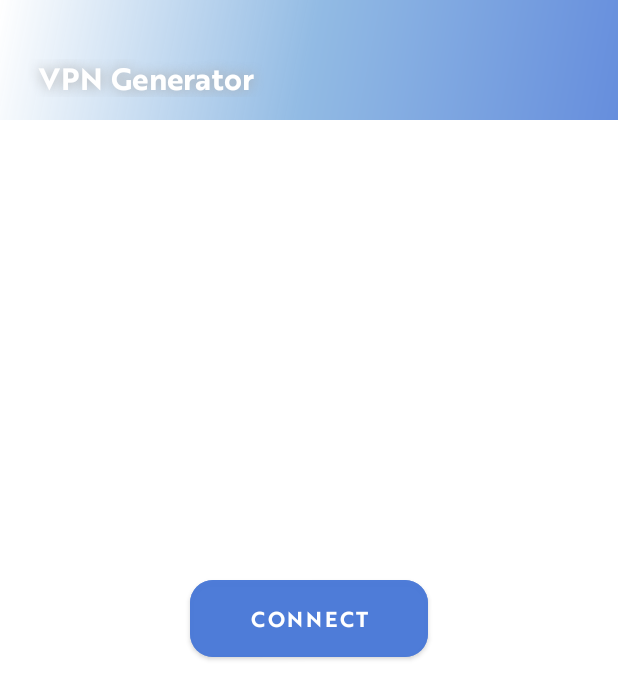
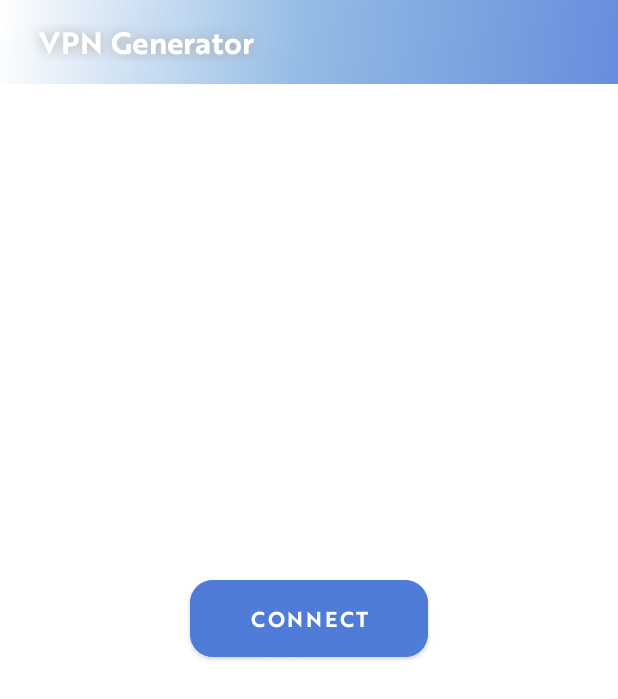
Before and after one commit to Anton2319/DemHack8, an Android app: the screen it shows after launch (MainActivity), on a phone screen of 412 x 824 dp. Shown: the top 699 px of the screen. Run offline under Robolectric (Android 15) with nearby library versions, the phone set to English and light mode, and no system bars; libraries missing offline, so code that uses them is left out: com.wireguard.android, com.wireguard.config; 1 statement that could not run was skipped.

Commit message:
MIUI moment

```diff
--- a/app/src/main/java/ru/anton2319/demhack8/MainActivityViewModel.java
+++ b/app/src/main/java/ru/anton2319/demhack8/MainActivityViewModel.java
@@ -75,7 +75,7 @@ public class MainActivityViewModel extends ViewModel {
                         if (PersistentConnectionProperties.getInstance().getWireGuardInitiationThread() != null) {
                             PersistentConnectionProperties.getInstance().getWireGuardInitiationThread().interrupt();
                         }
-                        wgController.connect("REDACTED:40001", "OGldQ4F+94FX2XAUfZb6hx30U3/aeZ8Xn6V07Egw/3M=", "172.16.0.2", false, false);
+                        wgController.connect("REDACTED:40000", "OGldQ4F+94FX2XAUfZb6hx30U3/aeZ8Xn6V07Egw/3M=", "172.16.0.2", false, false);
                         waitForWireguard(10000);
                         if (!wireguardIsUp) {
                             Log.d(TAG, "WireGuard failure, falling back to Shadowsocks");
--- a/app/src/main/res/layout/activity_main.xml
+++ b/app/src/main/res/layout/activity_main.xml
@@ -21,7 +21,6 @@
             android:layout_width="wrap_content"
             android:layout_height="25dp"
             android:layout_marginStart="10dp"
-            android:layout_marginTop="@*android:dimen/status_bar_height"
             android:shadowColor="@android:color/darker_gray"
             android:shadowDx="0"
             android:shadowRadius="10"
--- a/app/src/main/res/values-night/themes.xml
+++ b/app/src/main/res/values-night/themes.xml
@@ -10,8 +10,7 @@
         <item name="colorSecondaryVariant">@color/teal_200</item>
         <item name="colorOnSecondary">@color/black</item>
         <!-- Status bar color. -->
-        <item name="android:statusBarColor">?attr/colorPrimaryVariant</item>
+        <item name="android:statusBarColor">#356BD5</item>
         <!-- Customize your theme here. -->
-        <item name="android:windowTranslucentStatus">true</item>
     </style>
 </resources>
--- a/app/src/main/res/values/themes.xml
+++ b/app/src/main/res/values/themes.xml
@@ -10,8 +10,7 @@
         <item name="colorSecondaryVariant">@color/teal_700</item>
         <item name="colorOnSecondary">@color/black</item>
         <!-- Status bar color. -->
-        <item name="android:statusBarColor">#00FFFFFF</item>
+        <item name="android:statusBarColor">#356BD5</item>
         <!-- Customize your theme here. -->
-        <item name="android:windowTranslucentStatus">true</item>
     </style>
 </resources>
```
